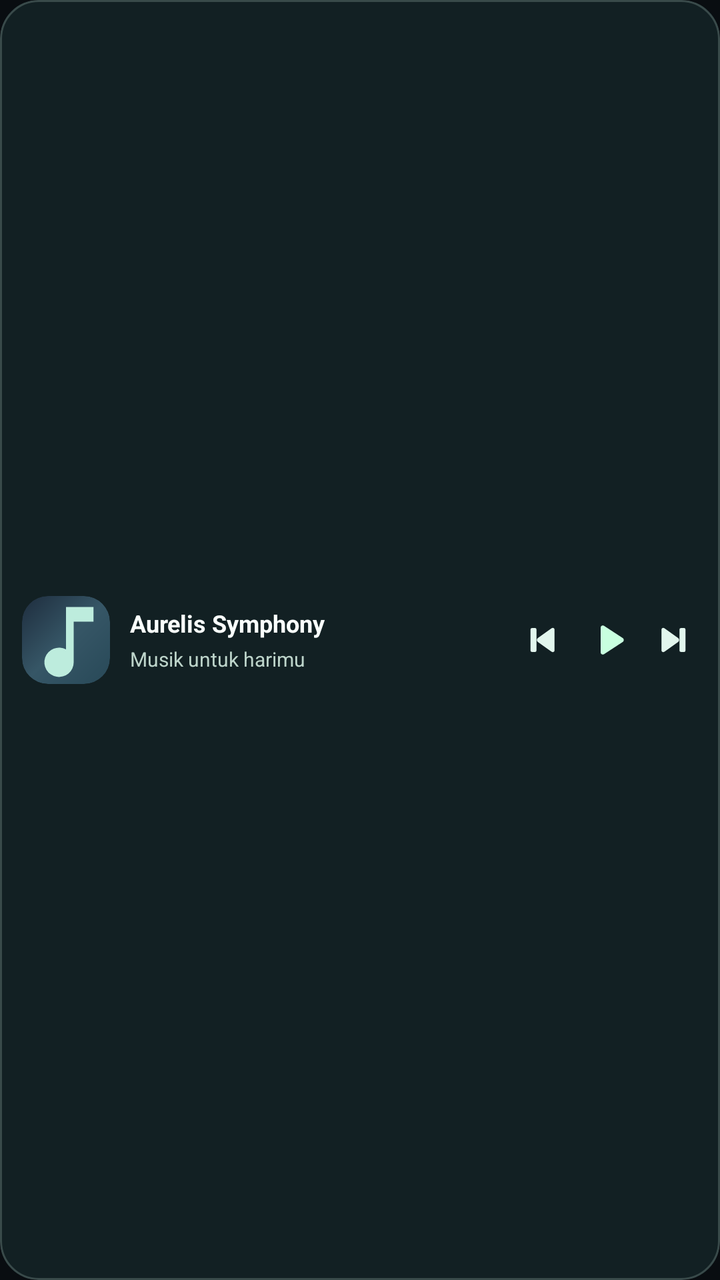
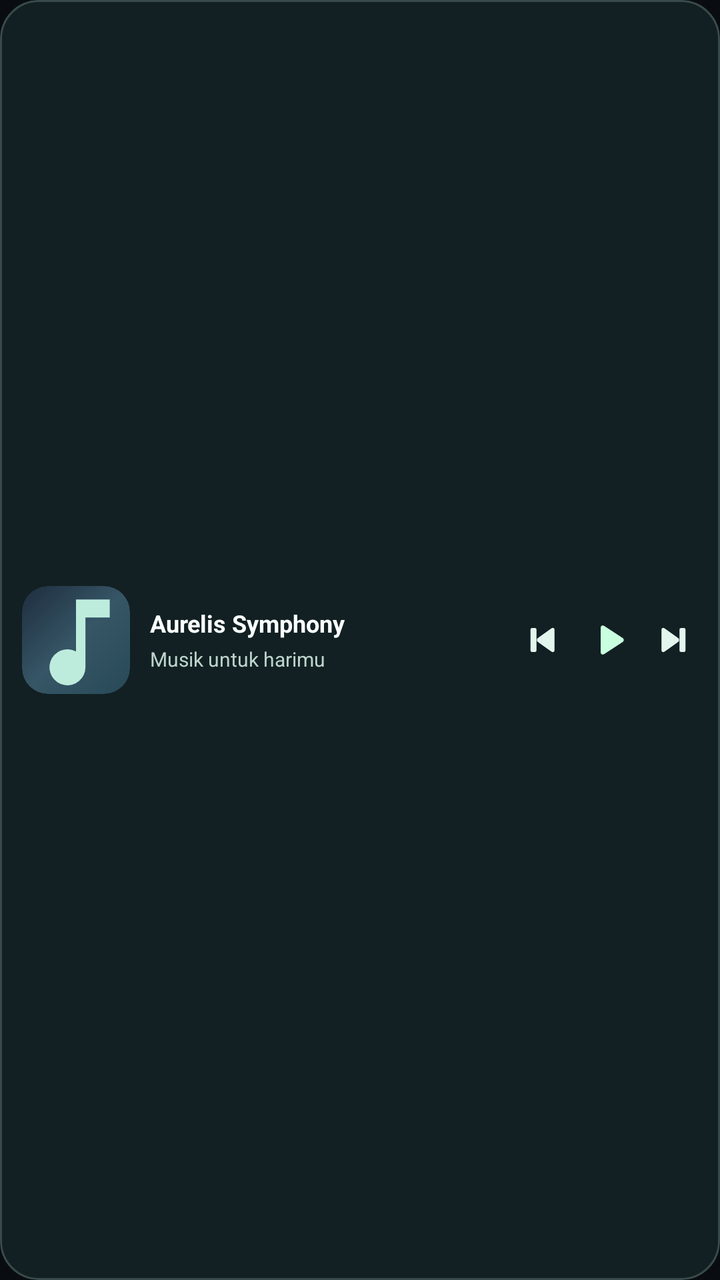

An Android layout rendered at two revisions. The XML below is the earlier revision; the diff shows what the commit changed to produce the second picture.
<!-- AndroidManifest.xml: application theme Theme.Aurelis -->
<!-- res/layout/widget_aurelis_slim.xml -->
<?xml version="1.0" encoding="utf-8"?>
<FrameLayout xmlns:android="http://schemas.android.com/apk/res/android"
    android:id="@+id/widget_root"
    android:layout_width="match_parent"
    android:layout_height="match_parent"
    android:background="@drawable/widget_shell"
    android:foreground="@drawable/widget_border"
    android:clipToOutline="true">
    <ImageView
        android:id="@+id/widget_background"
        android:layout_width="match_parent"
        android:layout_height="match_parent"
        android:scaleType="fitXY"
        android:contentDescription="@null" />
    
    <LinearLayout android:layout_width="match_parent" android:layout_height="match_parent"
        android:orientation="horizontal" android:gravity="center_vertical"
        android:paddingLeft="11dp" android:paddingRight="9dp"
        android:paddingTop="6dp" android:paddingBottom="6dp">
        <ImageView android:id="@+id/widget_art"
            android:layout_width="44dp" android:layout_height="44dp"
            android:src="@drawable/widget_music_note" android:scaleType="centerCrop"
            android:background="@drawable/widget_album_frame"
            android:clipToOutline="true" android:contentDescription="Cover lagu"/>
        <LinearLayout android:layout_width="0dp" android:layout_weight="1"
            android:layout_height="wrap_content" android:layout_marginLeft="10dp"
            android:orientation="vertical">
            <TextView android:id="@+id/widget_title"
                android:layout_width="match_parent" android:layout_height="wrap_content"
                android:singleLine="true" android:ellipsize="end"
                android:text="Aurelis Symphony" android:textSize="12sp"
                android:textStyle="bold" android:textColor="#FAFFFD"/>
            <TextView android:id="@+id/widget_artist"
                android:layout_width="match_parent" android:layout_height="wrap_content"
                android:singleLine="true" android:ellipsize="end"
                android:layout_marginTop="3dp" android:text="Musik untuk harimu"
                android:textSize="10sp" android:textColor="#BDD4CA"/>
        </LinearLayout>
        <ImageView android:id="@+id/widget_prev"
            android:layout_width="30dp" android:layout_height="36dp"
            android:padding="6dp" android:src="@drawable/widget_previous"
            android:tint="#E2F6ED" android:contentDescription="Lagu sebelumnya"
                />
        <ImageView android:id="@+id/widget_toggle"
            android:layout_width="34dp" android:layout_height="36dp"
            android:padding="6dp" android:src="@drawable/widget_play"
            android:tint="#C8FFDF" android:contentDescription="Play atau pause"
                />
        <ImageView android:id="@+id/widget_next"
            android:layout_width="30dp" android:layout_height="36dp"
            android:padding="6dp" android:src="@drawable/widget_next"
            android:tint="#E2F6ED" android:contentDescription="Lagu berikutnya"
                />
    </LinearLayout>
</FrameLayout>
<!-- resources referenced by this layout -->
<resources>
  <!-- drawable widget_album_frame (drawable) -->
  <?xml version="1.0" encoding="utf-8"?>
  <shape xmlns:android="http://schemas.android.com/apk/res/android" android:shape="rectangle">
      <corners android:radius="13dp" />
      <gradient android:angle="135" android:startColor="#284958" android:centerColor="#365666" android:endColor="#1E2D3E"/>
  </shape>
  <!-- drawable widget_border (drawable) -->
  <?xml version="1.0" encoding="utf-8"?>
  <shape xmlns:android="http://schemas.android.com/apk/res/android" android:shape="rectangle">
      <corners android:radius="19dp"/>
      <solid android:color="#00000000"/>
      <stroke android:width="1dp" android:color="#3ABED8CF"/>
  </shape>
  <!-- drawable widget_music_note (drawable) -->
  <?xml version="1.0" encoding="utf-8"?>
  <vector xmlns:android="http://schemas.android.com/apk/res/android"
      android:width="48dp" android:height="48dp"
      android:viewportWidth="24" android:viewportHeight="24">
      <path android:fillColor="#BDECDD"
          android:pathData="M12,3v11.55a4,4 0,1 0,2.1 3.52V7h5.4V3H12z"/>
  </vector>
  <!-- drawable widget_next (drawable) -->
  <?xml version="1.0" encoding="utf-8"?>
  <vector xmlns:android="http://schemas.android.com/apk/res/android" android:width="24dp" android:height="24dp" android:viewportWidth="24" android:viewportHeight="24">
      <path android:fillColor="#FFFFFFFF" android:pathData="M5,5 C5,4 6.2,3.6 7,4.2 L16.1,10.7 C17,11.3 17,12.7 16.1,13.3 L7,19.8 C6.2,20.4 5,20 5,19 Z M18,4 h2 a1,1 0,0 1,1 1 v14 a1,1 0,0 1,-1 1 h-2 a1,1 0,0 1,-1 -1 v-14 a1,1 0,0 1,1 -1 Z"/>
  </vector>
  <!-- drawable widget_play (drawable) -->
  <?xml version="1.0" encoding="utf-8"?>
  <vector xmlns:android="http://schemas.android.com/apk/res/android" android:width="24dp" android:height="24dp" android:viewportWidth="24" android:viewportHeight="24">
      <path android:fillColor="#FFFFFFFF" android:pathData="M8,5.2 C8,4.2 9.1,3.8 9.9,4.3 L20,10.9 C20.8,11.4 20.8,12.6 20,13.1 L9.9,19.7 C9.1,20.2 8,19.8 8,18.8 Z"/>
  </vector>
  <!-- drawable widget_previous (drawable) -->
  <?xml version="1.0" encoding="utf-8"?>
  <vector xmlns:android="http://schemas.android.com/apk/res/android" android:width="24dp" android:height="24dp" android:viewportWidth="24" android:viewportHeight="24">
      <path android:fillColor="#FFFFFFFF" android:pathData="M19,5 C19,4 17.8,3.6 17,4.2 L7.9,10.7 C7,11.3 7,12.7 7.9,13.3 L17,19.8 C17.8,20.4 19,20 19,19 Z M6,4 h-2 a1,1 0,0 0,-1 1 v14 a1,1 0,0 0,1 1 h2 a1,1 0,0 0,1 -1 v-14 a1,1 0,0 0,-1 -1 Z"/>
  </vector>
  <!-- drawable widget_shell (drawable) -->
  <?xml version="1.0" encoding="utf-8"?>
  <shape xmlns:android="http://schemas.android.com/apk/res/android" android:shape="rectangle">
      <corners android:radius="19dp"/>
      <solid android:color="#CA152528"/>
  </shape>
  <style name="Theme.Aurelis" parent="android:style/Theme.Material.NoActionBar">
      <item name="android:windowLightStatusBar">false</item>
      <item name="android:windowActionModeOverlay">true</item>
      <item name="android:windowLightNavigationBar">false</item>
      <item name="android:windowDrawsSystemBarBackgrounds">true</item>
      <item name="android:windowBackground">#090D11</item>
      <item name="android:navigationBarColor">#090C10</item>
      <item name="android:statusBarColor">#090C10</item>
    </style>
</resources>

<!-- the commit's change to res/layout/widget_aurelis_slim.xml (unified diff, before → after) -->
@@ -16,20 +16,49 @@
     <LinearLayout android:layout_width="match_parent" android:layout_height="match_parent"
         android:orientation="horizontal" android:gravity="center_vertical"
         android:paddingLeft="11dp" android:paddingRight="9dp"
-        android:paddingTop="6dp" android:paddingBottom="6dp">
+        android:paddingTop="4dp" android:paddingBottom="4dp">
         <ImageView android:id="@+id/widget_art"
-            android:layout_width="44dp" android:layout_height="44dp"
+            android:layout_width="54dp" android:layout_height="54dp"
             android:src="@drawable/widget_music_note" android:scaleType="centerCrop"
             android:background="@drawable/widget_album_frame"
             android:clipToOutline="true" android:contentDescription="Cover lagu"/>
         <LinearLayout android:layout_width="0dp" android:layout_weight="1"
             android:layout_height="wrap_content" android:layout_marginLeft="10dp"
             android:orientation="vertical">
+            <FrameLayout android:layout_width="match_parent" android:layout_height="wrap_content"
+            android:clipChildren="true" android:clipToPadding="true">
             <TextView android:id="@+id/widget_title"
                 android:layout_width="match_parent" android:layout_height="wrap_content"
                 android:singleLine="true" android:ellipsize="end"
                 android:text="Aurelis Symphony" android:textSize="12sp"
-                android:textStyle="bold" android:textColor="#FAFFFD"/>
+                android:textStyle="bold" android:textColor="#FAFFFD"
+           
+           
+/>
+            <ViewFlipper android:id="@+id/widget_title_flipper"
+                android:layout_width="match_parent" android:layout_height="wrap_content"
+                android:visibility="gone"
+                android:flipInterval="5000" android:autoStart="true"
+                android:animateFirstView="false"
+                android:inAnimation="@anim/widget_title_slide_in"
+                android:outAnimation="@anim/widget_title_slide_out">
+            <TextView android:id="@+id/widget_title_slide_one"
+                android:layout_width="match_parent" android:layout_height="wrap_content"
+                android:singleLine="true" android:ellipsize="end"
+                android:requiresFadingEdge="horizontal"
+                android:fadingEdgeLength="9dp"
+                android:textColor="#FAFFFD" android:textSize="12sp"
+                android:textStyle="bold" android:text=""/>
+            <TextView android:id="@+id/widget_title_slide_two"
+                android:layout_width="match_parent" android:layout_height="wrap_content"
+                android:singleLine="true" android:ellipsize="end"
+                android:requiresFadingEdge="horizontal"
+                android:fadingEdgeLength="9dp"
+                android:textColor="#FAFFFD" android:textSize="12sp"
+                android:textStyle="bold" android:text=""/>
+
+            </ViewFlipper>
+        </FrameLayout>
             <TextView android:id="@+id/widget_artist"
                 android:layout_width="match_parent" android:layout_height="wrap_content"
                 android:singleLine="true" android:ellipsize="end"
